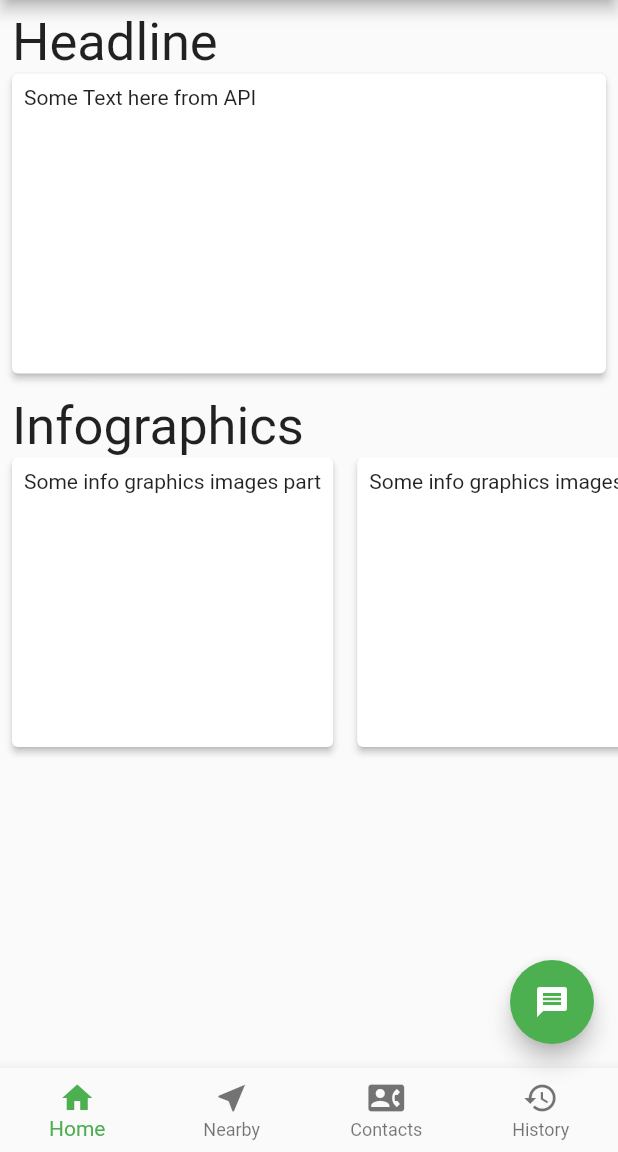
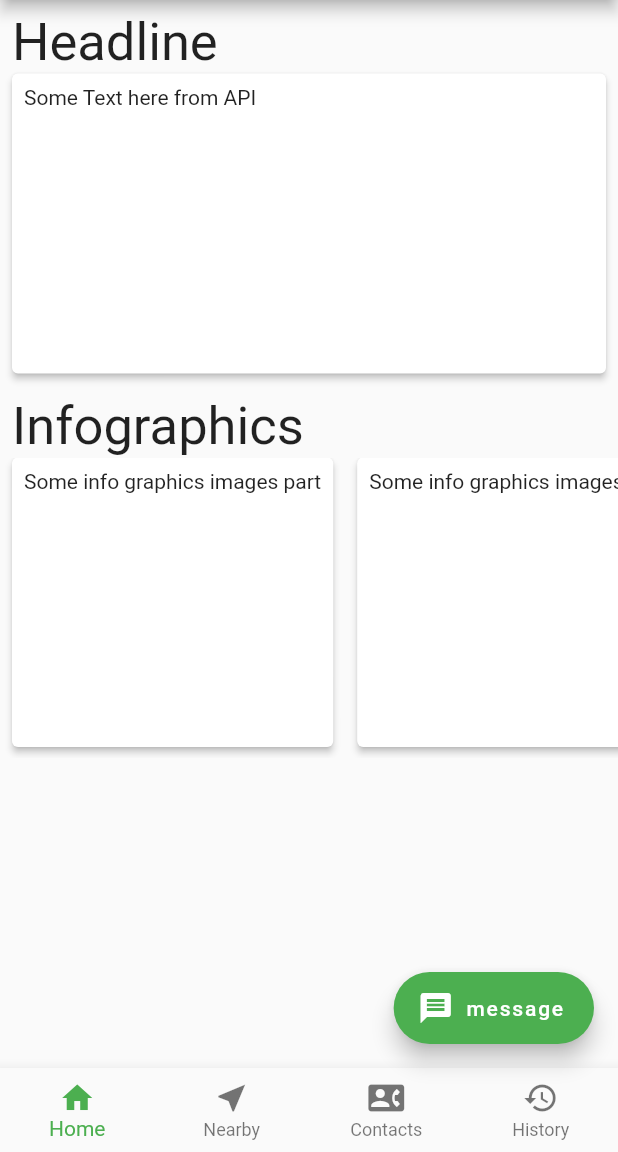
Before and after one commit to RadySonabu/SafePaths, a Flutter app: the screen it shows after launch, on a phone screen of 412 x 824 dp, the part 84-1236 px from its top. Run offline on Flutter 3.47's test engine with Material 2 defaults, Android fonts, the phone set to English and light mode, and no system bars.

Commit message:
Added floating action button

```diff
--- a/lib/screens/LocationScreen.dart
+++ b/lib/screens/LocationScreen.dart
@@ -17,7 +17,10 @@ class _LocationScreenState extends State<LocationScreen> {
           fit: BoxFit.cover,
           height: 800,
         ),
+
       ),
+
+
 
     );
   }
--- a/lib/screens/NavBar.dart
+++ b/lib/screens/NavBar.dart
@@ -26,8 +26,44 @@ class _NavBarState extends State<NavBar> {
       _selectedIndex = index;
     });
   }
+
+
+
   @override
   Widget build(BuildContext context) {
+    var _image;
+    var _label;
+    switch(_selectedIndex){
+      case 0:
+        _image = Icon(Icons.message);
+        _label = 'message';
+        break;
+      case 1:
+        _image = Icon(Icons.local_hospital);
+        _label = 'hospital';
+
+        break;
+      case 2:
+        _image = Icon(Icons.message);
+        _label = 'message';
+
+        break;
+      case 3:
+        _image = Icon(Icons.message);
+        _label = 'message';
+
+        break;
+      default:
+        _image = Icon(Icons.message);
+        _label = 'message';
+
+        break;
+
+
+    }
+
+
+
     return Scaffold(
       appBar: AppBar(
         title: Text('SafePaths'),
@@ -37,13 +73,15 @@ class _NavBarState extends State<NavBar> {
         child: _widgetOptions[_selectedIndex],
 
       ),
-        floatingActionButton: FloatingActionButton(
+        floatingActionButton: FloatingActionButton.extended(
           onPressed: () {
             // Add your onPressed code here!
           },
-          child: Icon(Icons.message),
+          icon: _image,
+          label: Text(_label),
           backgroundColor: Colors.green,
           splashColor: Colors.green,
+
 
         ),
         bottomNavigationBar: BottomNavigationBar(
```
